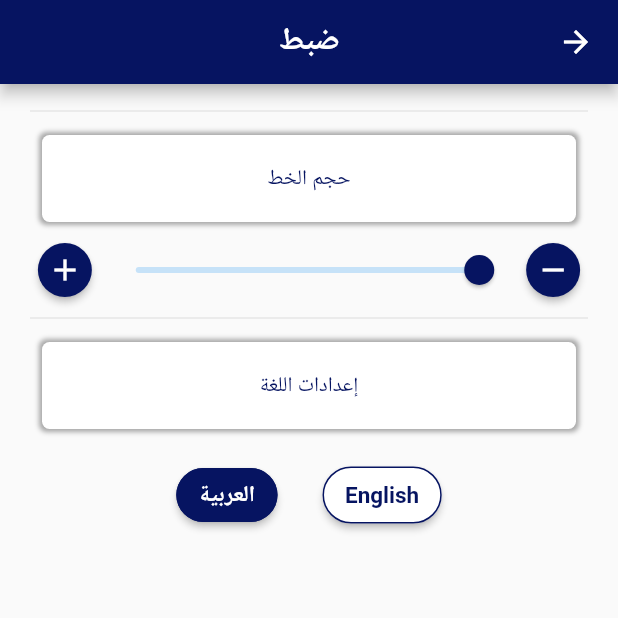
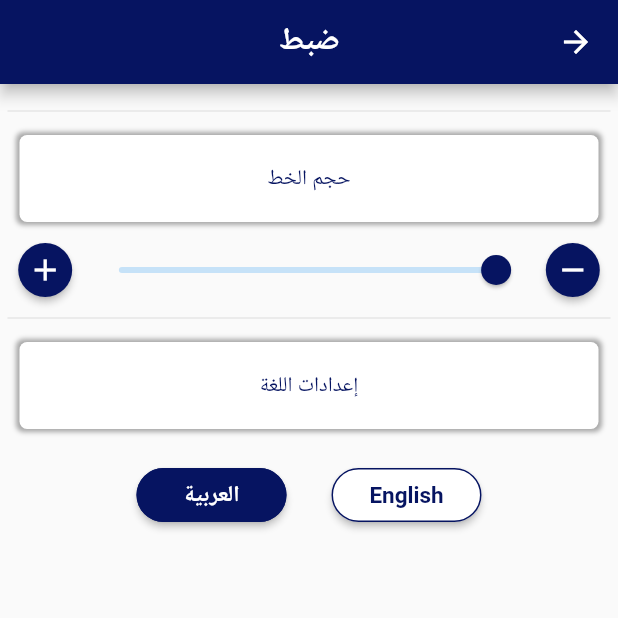
Before and after one commit to itzadnantech/wird_book_old, a Flutter app: the SettingPage screen opened directly, on a phone screen of 412 x 824 dp, the top half of it. Run offline on Flutter 3.47's test engine with Material 2 defaults, Android fonts, the phone set to English and light mode, and no system bars; our stand-ins replace audio_video_progress_bar, flutter_animation_progress_bar, flutter_swiper, just_audio, just_audio_background, shared_preferences; accounts and stored records are empty.

Commit message:
Commit: 3 Day : 04/10/2022 Todo: 1: Language button size issue resolved on setting page

```diff
--- a/lib/pages/setting_page.dart
+++ b/lib/pages/setting_page.dart
@@ -1,3 +1,5 @@
+// ignore_for_file: prefer_const_constructors, sort_child_properties_last, no_leading_underscores_for_local_identifiers
+
 import 'package:flutter/material.dart';
 import 'package:provider/provider.dart';
 import 'package:wird_book/main.dart';
@@ -98,7 +100,7 @@ class _SettingPageState extends State<SettingPage> {
           title: Text(getTranslated(context, 'SettingPage')),
         ),
         body: Padding(
-            padding: EdgeInsets.only(top: 10, left: 20, right: 20, bottom: 10),
+            padding: EdgeInsets.only(top: 10, left: 5, right: 5, bottom: 10),
             child: Column(children: <Widget>[
               Divider(),
               Container(
@@ -136,13 +138,13 @@ class _SettingPageState extends State<SettingPage> {
                         Provider.of<FontSizeController>(context, listen: false)
                             .decrement();
                       },
+                      style: ElevatedButton.styleFrom(
+                          shape: const CircleBorder(),
+                          padding: const EdgeInsets.all(5),
+                          backgroundColor: Color(config.colorPrimary)),
                       child: Icon(
                         Icons.remove,
                       ),
-                      style: ElevatedButton.styleFrom(
-                          shape: CircleBorder(),
-                          padding: EdgeInsets.all(5),
-                          backgroundColor: Color(config.colorPrimary)),
                     )),
                 Flexible(flex: 12, child: buildSlider(context)),
                 Flexible(
@@ -195,7 +197,6 @@ class _SettingPageState extends State<SettingPage> {
     );
   }
 
-  @override
   Widget buildSlider(BuildContext context) {
     double _currentSliderValue = fontSizeSlider();
     return Slider(
@@ -232,11 +233,12 @@ class _SettingPageState extends State<SettingPage> {
             },
             child: Text('English'),
             style: ElevatedButton.styleFrom(
+                fixedSize: Size(100, 30),
                 shape: RoundedRectangleBorder(
                     borderRadius: BorderRadius.circular(32.0),
                     side: BorderSide(color: Color(config.colorPrimary))),
                 padding:
-                    EdgeInsets.only(top: 10, bottom: 10, right: 15, left: 15),
+                    EdgeInsets.only(top: 5, bottom: 5, right: 15, left: 15),
                 backgroundColor: selected_lng == 'en'
                     ? Color(config.colorPrimary)
                     : Colors.white,
@@ -255,6 +257,7 @@ class _SettingPageState extends State<SettingPage> {
           },
           child: Text('العربية'.trim()),
           style: ElevatedButton.styleFrom(
+              fixedSize: Size(100, 30),
               shape: RoundedRectangleBorder(
                   borderRadius: BorderRadius.circular(20.0),
                   side: BorderSide(color: Color(config.colorPrimary))),
```
Also changed, not shown: lib/pages/all_wirds_page.dart (+8 -15 lines).
